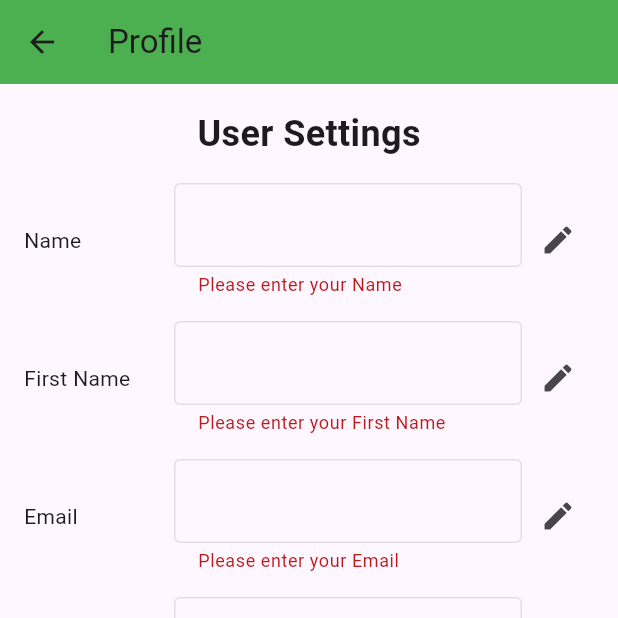
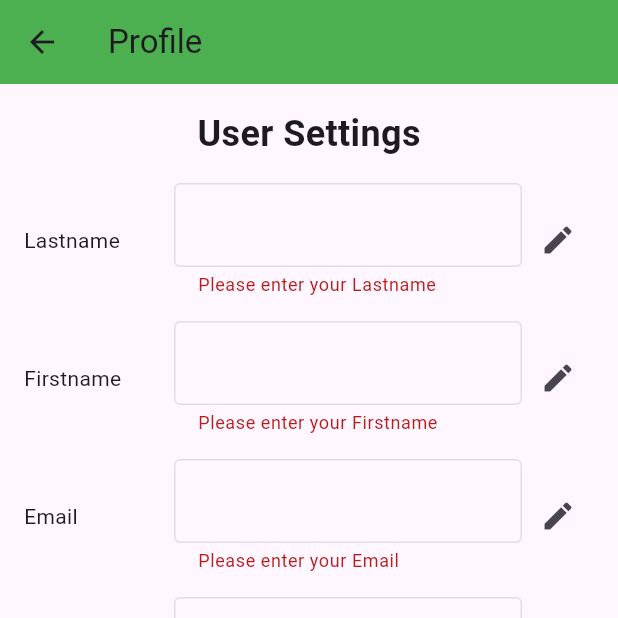
Before and after one commit to NhiSty/Colibris, a Flutter app: the ProfileScreen screen opened by its route, after a tap on "Submit", on a phone screen of 412 x 824 dp, the top half of it. Run offline on Flutter 3.47's test engine with Material 3 defaults, Android fonts, the phone set to English and light mode, and no system bars; our stand-ins replace dio, flutter_dotenv, flutter_secure_storage, jwt_decoder; accounts and stored records are empty; network calls fail.

Commit message:
edit profile ok

```diff
--- a/Front/lib/auth/login.dart
+++ b/Front/lib/auth/login.dart
@@ -16,9 +16,6 @@ class _LoginScreenState extends State<LoginScreen> {
   @override
   Widget build(BuildContext context) {
     return Scaffold(
-      appBar: AppBar(
-        title: const Text('Connexion'),
-      ),
       body: Padding(
         padding: const EdgeInsets.all(16.0),
         child: Form(
--- a/Front/lib/screens/profile_screen.dart
+++ b/Front/lib/profile/profile_screen.dart
@@ -1,6 +1,5 @@
 import 'package:flutter/material.dart';
 import 'package:front/services/user_service.dart';
-import 'package:front/website/share/secure_storage.dart';
 
 class ProfileScreen extends StatefulWidget {
   const ProfileScreen({super.key});
@@ -11,18 +10,18 @@ class ProfileScreen extends StatefulWidget {
 
 class _ProfileScreenState extends State<ProfileScreen> {
   final _formKey = GlobalKey<FormState>();
-  final _nameController = TextEditingController();
+  final _lastnameController = TextEditingController();
   final _firstNameController = TextEditingController();
   final _emailController = TextEditingController();
   final _passwordController = TextEditingController();
 
-  bool _isEditingName = false;
+  bool _isEditingLastName = false;
   bool _isEditingFirstName = false;
   bool _isEditingEmail = false;
   bool _isEditingPassword = false;
 
   bool get _isAnyFieldEditing => [
-        _isEditingName,
+        _isEditingLastName,
         _isEditingFirstName,
         _isEditingEmail,
         _isEditingPassword
@@ -36,17 +35,15 @@ class _ProfileScreenState extends State<ProfileScreen> {
 
   Future<void> _fetchUserData() async {
     try {
-      String? token = await getToken();
-      if (token != null) {
-        int userId = 1; // Replace this with the actual user ID
-        final userService = UserService();
-        final userData = await userService.getUserById(userId);
-        setState(() {
-          _nameController.text = userData['lastname'] ?? '';
-          _firstNameController.text = userData['firstname'] ?? '';
-          _emailController.text = userData['email'] ?? '';
-        });
-      }
+      var user = await decodeToken();
+      int userId = user['user_id'];
+      final userService = UserService();
+      final userData = await userService.getUserById(userId);
+      setState(() {
+        _lastnameController.text = userData['Lastname'] ?? '';
+        _firstNameController.text = userData['Firstname'] ?? '';
+        _emailController.text = userData['Email'] ?? '';
+      });
     } catch (e) {
       print('Error fetching user data: $e');
     }
@@ -75,18 +72,18 @@ class _ProfileScreenState extends State<ProfileScreen> {
               ),
               const SizedBox(height: 16.0),
               _buildEditableRow(
-                label: 'Name',
-                controller: _nameController,
-                isEditing: _isEditingName,
+                label: 'Lastname',
+                controller: _lastnameController,
+                isEditing: _isEditingLastName,
                 onEdit: () {
                   setState(() {
-                    _isEditingName = !_isEditingName;
+                    _isEditingLastName = !_isEditingLastName;
                   });
                 },
               ),
               const SizedBox(height: 16.0),
               _buildEditableRow(
-                label: 'First Name',
+                label: 'Firstname',
                 controller: _firstNameController,
                 isEditing: _isEditingFirstName,
                 onEdit: () {
@@ -124,11 +121,11 @@ class _ProfileScreenState extends State<ProfileScreen> {
                 width: double.infinity,
                 child: ElevatedButton(
                   onPressed: _isAnyFieldEditing ? null : _submitForm,
-                  child: const Text('Submit'),
                   style: ElevatedButton.styleFrom(
                     backgroundColor: Colors.green,
                     textStyle: const TextStyle(fontSize: 18),
                   ),
+                  child: const Text('Submit'),
                 ),
               ),
             ],
@@ -140,10 +137,38 @@ class _ProfileScreenState extends State<ProfileScreen> {
 
   Future<void> _submitForm() async {
     if (_formKey.currentState?.validate() ?? false) {
-      // Perform submit action
-      print('Form submitted');
-      String? token = await getToken();
-      print('token ====$token');
+      String newName = _lastnameController.text;
+      String newFirstName = _firstNameController.text;
+      String newEmail = _emailController.text;
+      String newPassword = _passwordController.text;
+
+      Map<String, dynamic> updatedUserData = {
+        'Lastname': newName,
+        'Firstname': newFirstName,
+        'Email': newEmail,
+        'Password': newPassword,
+      };
+
+      try {
+        var user = await decodeToken();
+        int userId = user['user_id'];
+
+        final userService = UserService();
+        await userService.updateUser(userId, updatedUserData);
+
+        ScaffoldMessenger.of(context).showSnackBar(
+          const SnackBar(
+            content: Text('User profile updated successfully'),
+          ),
+        );
+      } catch (e) {
+        print('Error updating user data: $e');
+        ScaffoldMessenger.of(context).showSnackBar(
+          const SnackBar(
+            content: Text('Failed to update user profile'),
+          ),
+        );
+      }
     }
   }
 
@@ -168,9 +193,9 @@ class _ProfileScreenState extends State<ProfileScreen> {
             obscureText: obscureText,
             decoration: InputDecoration(
               hintText: hintText,
-              border: OutlineInputBorder(),
+              border: const OutlineInputBorder(),
               enabledBorder:
-                  isEditing ? OutlineInputBorder() : InputBorder.none,
+                  isEditing ? const OutlineInputBorder() : InputBorder.none,
             ),
             validator: (value) {
               if (label == 'Password') {
--- a/Front/lib/services/user_service.dart
+++ b/Front/lib/services/user_service.dart
@@ -10,11 +10,9 @@ class UserService {
 
   Future<List<User>> getAllUsers() async {
     try {
-      print('Fetching all users...');
       final response = await _dio.get('/users');
 
       if (response.statusCode == 200) {
-        log('Response data: ${response.data}');
         List<User> users =
             (response.data as List).map((user) => User.fromJson(user)).toList();
         return users;
@@ -33,13 +31,10 @@ class UserService {
 
   Future<void> updateUser(int userId, Map<String, dynamic> userData) async {
     try {
-      print('Updating user...with the id $userId');
       var headers = await addHeader();
 
       final response = await dio.patch('/users/$userId',
           data: userData, options: Options(headers: headers));
-
-      print('here response $response');
 
       if (response.statusCode == 200) {
         log('User updated successfully');
@@ -80,11 +75,13 @@ class UserService {
 
   Future<Map<String, dynamic>> getUserById(int userId) async {
     try {
+      var headers = await addHeader();
+
       print('Fetching user data...');
-      final response = await _dio.get('/users/$userId');
+      final response =
+          await _dio.get('/users/$userId', options: Options(headers: headers));
 
       if (response.statusCode == 200) {
-        print('Response data: ${response.data}');
         return response.data;
       } else {
         throw Exception('Failed to load user data');
```
Also changed, not shown: Front/lib/main.dart (+3 -90 lines).
